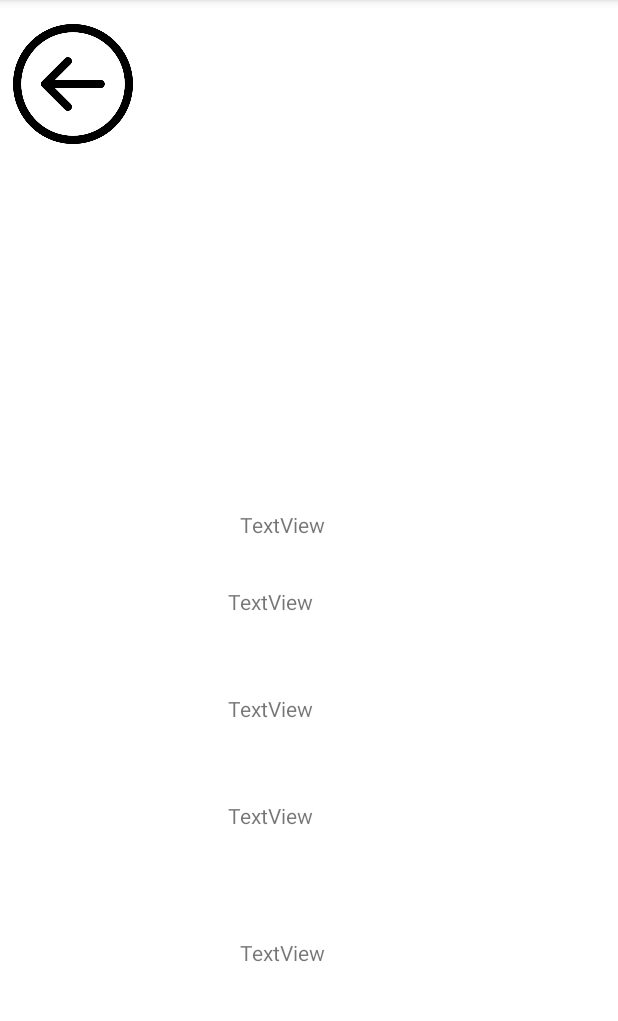
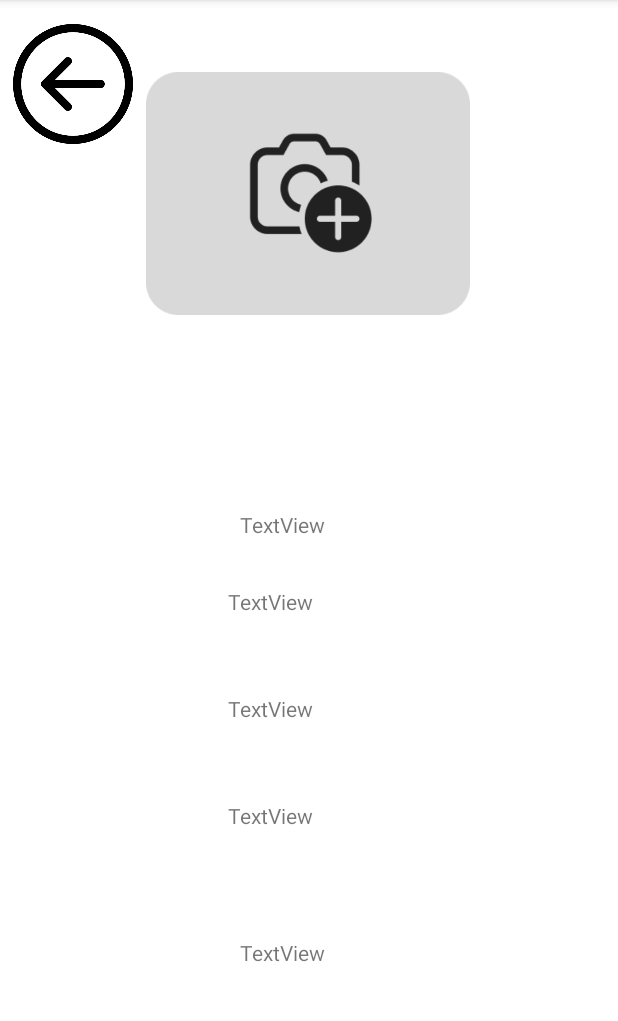
Before and after one commit to JengCharat/kkumissing, an Android app: the More_detail screen opened directly, with no data from a screen before it, on a phone screen of 412 x 824 dp, the part 84-1105 px from its top. Run offline under Robolectric (Android 15) with nearby library versions, the phone set to English and light mode, and no system bars; Roboto replaces fonts that are not available here.

Commit message:
feat/show_main_img_in_more_detail

```diff
--- a/app/src/main/res/layout/activity_more_detail.xml
+++ b/app/src/main/res/layout/activity_more_detail.xml
@@ -64,4 +64,15 @@
         android:src="@drawable/back_button"
         app:layout_constraintStart_toStartOf="parent"
         app:layout_constraintTop_toTopOf="parent" />
+
+    <ImageView
+        android:id="@+id/main_img"
+        android:layout_width="216dp"
+        android:layout_height="162dp"
+        android:layout_marginTop="48dp"
+        app:layout_constraintEnd_toEndOf="parent"
+        app:layout_constraintHorizontal_bias="0.497"
+        app:layout_constraintStart_toStartOf="parent"
+        app:layout_constraintTop_toTopOf="parent"
+        app:srcCompat="@drawable/add_image" />
 </androidx.constraintlayout.widget.ConstraintLayout>
```
Also changed, not shown: app/src/main/java/com/example/mobileproject/ui/home/More_detail.kt (+7 -4 lines).
